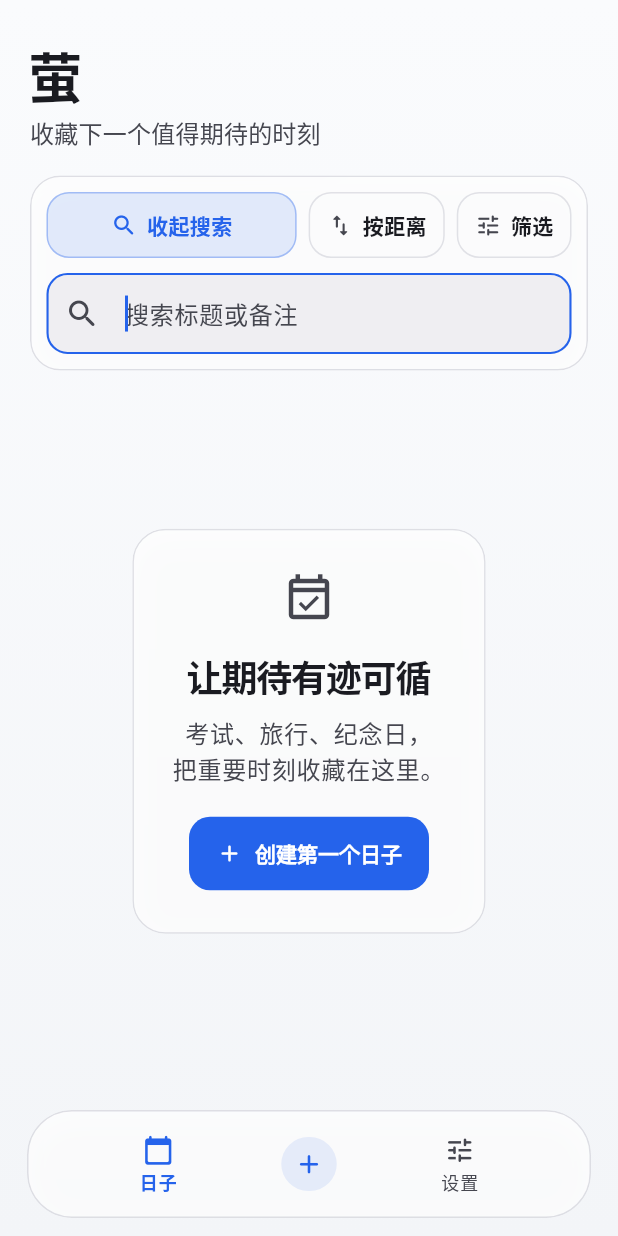
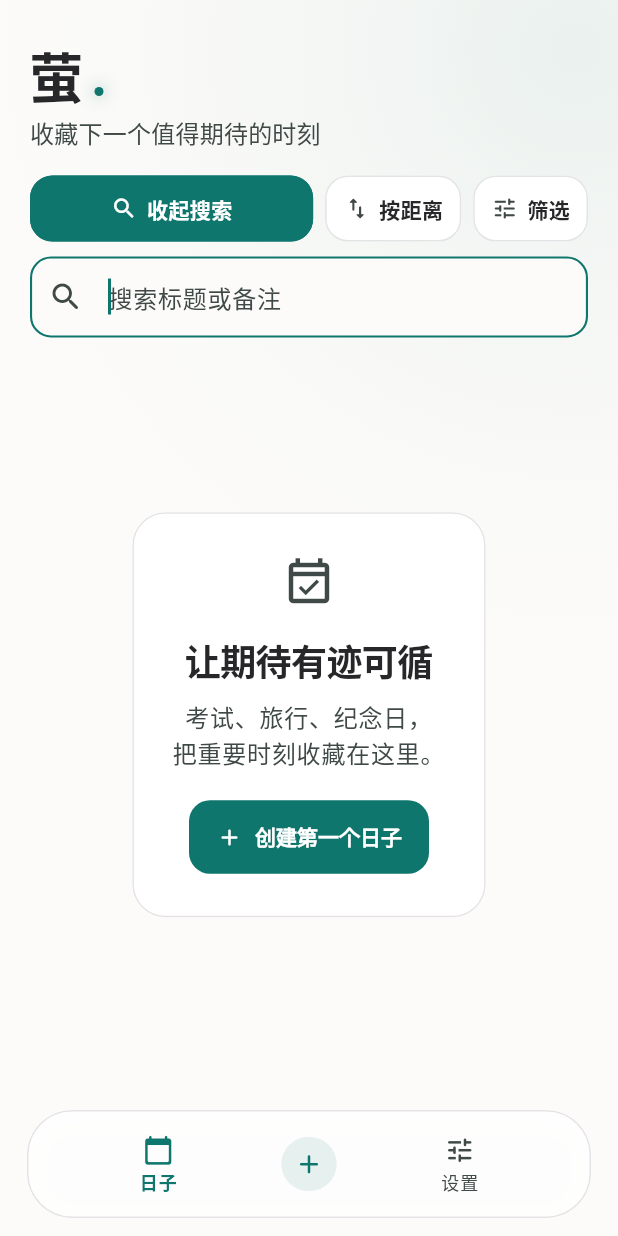
Before and after one commit to jiuxina/ying, a Flutter app: the screen it shows after launch, after a tap on "搜索事件", on a phone screen of 412 x 824 dp. Run offline on Flutter 3.47's test engine with Material 3 defaults, Android fonts, the phone set to English and light mode, and no system bars; our stand-ins replace flutter_local_notifications, flutter_riverpod, flutter_timezone, shared_preferences, timezone; missing offline and left inert: home_widget; Roboto replaces fonts that are missing (PingFang SC, SF Pro Display).

Commit message:
fix(ui): apply reference palette and flatter surfaces

```diff
--- a/lib/models/app_settings.dart
+++ b/lib/models/app_settings.dart
@@ -5,7 +5,7 @@ import 'event_sort_mode.dart';
 class AppSettings {
   const AppSettings({
     this.themeMode = ThemeMode.system,
-    this.widgetColor = 0xFF6750A4,
+    this.widgetColor = 0xFF0F766E,
     this.widgetFontScale = 1.0,
     this.widgetShowNote = true,
     this.widgetShowCategory = true,
@@ -62,7 +62,7 @@ class AppSettings {
         (mode) => mode.name == map['themeMode'],
         orElse: () => ThemeMode.system,
       ),
-      widgetColor: (map['widgetColor'] as int?) ?? 0xFF6750A4,
+      widgetColor: (map['widgetColor'] as int?) ?? 0xFF0F766E,
       widgetFontScale: (map['widgetFontScale'] as double?) ?? 1.0,
       widgetShowNote: (map['widgetShowNote'] as bool?) ?? true,
       widgetShowCategory: (map['widgetShowCategory'] as bool?) ?? true,
--- a/lib/ui/app_theme.dart
+++ b/lib/ui/app_theme.dart
@@ -8,19 +8,26 @@ class AppTheme {
 
   static ThemeData _build(Brightness brightness) {
     final dark = brightness == Brightness.dark;
+    final primary = dark ? const Color(0xFFBEF264) : const Color(0xFF0F766E);
+    final background = dark ? const Color(0xFF0F1115) : const Color(0xFFFCFBF9);
+    final surface = dark ? const Color(0xFF181A20) : Colors.white;
     final scheme = ColorScheme.fromSeed(
-      seedColor: GlassPalette.blue,
+      seedColor: primary,
       brightness: brightness,
-      primary: GlassPalette.blue,
-      surface: dark ? const Color(0xFF101114) : const Color(0xFFF7F7F8),
-      error: dark ? const Color(0xFFFFB4AB) : const Color(0xFFB42318),
+      primary: primary,
+      onPrimary: dark ? const Color(0xFF0F1115) : Colors.white,
+      surface: surface,
+      onSurface: dark ? const Color(0xFFF4F4F5) : const Color(0xFF27272A),
+      outline: dark ? const Color(0xFF3F424C) : const Color(0xFFD4D4D8),
+      outlineVariant: dark ? const Color(0xFF272A33) : const Color(0xFFE4E4E7),
+      error: dark ? const Color(0xFFEF4444) : const Color(0xFFDC2626),
     );
     final base = ThemeData(
       useMaterial3: true,
       brightness: brightness,
       colorScheme: scheme,
-      scaffoldBackgroundColor: Colors.transparent,
-      fontFamily: 'SF Pro Display',
+      scaffoldBackgroundColor: background,
+      fontFamily: 'PingFang SC',
       fontFamilyFallback: const [
         'PingFang SC',
         'Microsoft YaHei',
@@ -44,8 +51,8 @@ class AppTheme {
     return base.copyWith(
       textTheme: base.textTheme.copyWith(
         displaySmall: base.textTheme.displaySmall?.copyWith(
-          fontWeight: FontWeight.w700,
-          letterSpacing: -1.2,
+          fontWeight: FontWeight.w600,
+          letterSpacing: -0.8,
         ),
         headlineMedium: base.textTheme.headlineMedium?.copyWith(
           fontWeight: FontWeight.w700,
@@ -53,7 +60,7 @@ class AppTheme {
           height: 1.18,
         ),
         titleLarge: base.textTheme.titleLarge?.copyWith(
-          fontWeight: FontWeight.w700,
+          fontWeight: FontWeight.w600,
           letterSpacing: -0.3,
           height: 1.28,
         ),
@@ -74,9 +81,7 @@ class AppTheme {
       dividerColor: scheme.outlineVariant.withValues(alpha: 0.55),
       inputDecorationTheme: InputDecorationTheme(
         filled: true,
-        fillColor: scheme.surfaceContainerHighest.withValues(
-          alpha: dark ? 0.30 : 0.52,
-        ),
+        fillColor: background,
         contentPadding: const EdgeInsets.symmetric(
           horizontal: 16,
           vertical: 15,
@@ -86,13 +91,11 @@ class AppTheme {
         suffixIconColor: scheme.onSurfaceVariant,
         border: OutlineInputBorder(
           borderRadius: BorderRadius.circular(14),
-          borderSide: BorderSide.none,
+          borderSide: BorderSide(color: scheme.outlineVariant),
         ),
         enabledBorder: OutlineInputBorder(
           borderRadius: BorderRadius.circular(14),
-          borderSide: BorderSide(
-            color: scheme.outlineVariant.withValues(alpha: 0.60),
-          ),
+          borderSide: BorderSide(color: scheme.outlineVariant),
         ),
         focusedBorder: OutlineInputBorder(
           borderRadius: BorderRadius.circular(14),
@@ -133,13 +136,13 @@ class AppTheme {
         ),
       ),
       chipTheme: base.chipTheme.copyWith(
-        backgroundColor: Colors.transparent,
-        selectedColor: scheme.primary.withValues(alpha: 0.10),
+        backgroundColor: background,
+        selectedColor: scheme.primary,
         side: BorderSide(color: scheme.outlineVariant),
         shape: RoundedRectangleBorder(borderRadius: BorderRadius.circular(12)),
         labelStyle: TextStyle(color: scheme.onSurfaceVariant),
         secondaryLabelStyle: TextStyle(
-          color: scheme.primary,
+          color: scheme.onPrimary,
           fontWeight: FontWeight.w600,
         ),
         padding: const EdgeInsets.symmetric(horizontal: 4, vertical: 2),
@@ -163,14 +166,14 @@ class AppTheme {
         ),
       ),
       popupMenuTheme: PopupMenuThemeData(
-        color: dark ? const Color(0xFF202227) : Colors.white,
-        elevation: 8,
+        color: surface,
+        elevation: 4,
         shape: RoundedRectangleBorder(borderRadius: BorderRadius.circular(16)),
       ),
       dialogTheme: DialogThemeData(
-        backgroundColor: dark ? const Color(0xFF1B1D22) : Colors.white,
-        elevation: 12,
-        shape: RoundedRectangleBorder(borderRadius: BorderRadius.circular(22)),
+        backgroundColor: surface,
+        elevation: 8,
+        shape: RoundedRectangleBorder(borderRadius: BorderRadius.circular(24)),
       ),
       snackBarTheme: SnackBarThemeData(
         behavior: SnackBarBehavior.floating,
--- a/lib/ui/event_filter_bar.dart
+++ b/lib/ui/event_filter_bar.dart
@@ -41,10 +41,7 @@ class EventFilterBar extends StatelessWidget {
   @override
   Widget build(BuildContext context) {
     final scheme = Theme.of(context).colorScheme;
-    return GlassSurface(
-      radius: 20,
-      padding: const EdgeInsets.all(10),
-      child: Column(
+    return Column(
       children: [
         Row(
           children: [
@@ -65,19 +62,14 @@ class EventFilterBar extends StatelessWidget {
             const SizedBox(width: 8),
             _FilterButton(
               icon: Icons.tune_rounded,
-                label: incompleteOnly || selectedCategory != null
-                    ? '筛选中'
-                    : '筛选',
+              label: incompleteOnly || selectedCategory != null ? '筛选中' : '筛选',
               selected: incompleteOnly || selectedCategory != null,
               onTap: () => _showFilterSheet(context),
             ),
           ],
         ),
         AnimatedSize(
-            duration: motionDuration(
-              context,
-              const Duration(milliseconds: 220),
-            ),
+          duration: motionDuration(context, const Duration(milliseconds: 220)),
           curve: Curves.easeOutCubic,
           child: searchExpanded
               ? Padding(
@@ -134,7 +126,6 @@ class EventFilterBar extends StatelessWidget {
           ),
         ],
       ],
-      ),
     );
   }
 
@@ -199,9 +190,7 @@ class _FilterButton extends StatelessWidget {
       selected: selected,
       label: label,
       child: Material(
-        color: selected
-            ? scheme.primary.withValues(alpha: 0.12)
-            : Colors.transparent,
+        color: selected ? scheme.primary : scheme.surface,
         borderRadius: BorderRadius.circular(15),
         child: InkWell(
           onTap: onTap,
@@ -215,9 +204,7 @@ class _FilterButton extends StatelessWidget {
               decoration: BoxDecoration(
                 borderRadius: BorderRadius.circular(15),
                 border: Border.all(
-                  color: selected
-                      ? scheme.primary.withValues(alpha: 0.34)
-                      : scheme.outlineVariant.withValues(alpha: 0.50),
+                  color: selected ? scheme.primary : scheme.outlineVariant,
                 ),
               ),
               child: Row(
@@ -226,7 +213,9 @@ class _FilterButton extends StatelessWidget {
                   Icon(
                     icon,
                     size: 18,
-                    color: selected ? scheme.primary : scheme.onSurfaceVariant,
+                    color: selected
+                        ? scheme.onPrimary
+                        : scheme.onSurfaceVariant,
                   ),
                   const SizedBox(width: 6),
                   Flexible(
@@ -234,7 +223,7 @@ class _FilterButton extends StatelessWidget {
                       label,
                       overflow: TextOverflow.ellipsis,
                       style: TextStyle(
-                        color: selected ? scheme.primary : scheme.onSurface,
+                        color: selected ? scheme.onPrimary : scheme.onSurface,
                         fontWeight: FontWeight.w600,
                       ),
                     ),
@@ -274,20 +263,18 @@ class _CategoryChip extends StatelessWidget {
           padding: const EdgeInsets.symmetric(horizontal: 14, vertical: 7),
           decoration: BoxDecoration(
             color: selected
-                ? scheme.primary.withValues(alpha: 0.12)
-                : Colors.transparent,
+                ? scheme.primary
+                : Theme.of(context).scaffoldBackgroundColor,
             borderRadius: BorderRadius.circular(999),
             border: Border.all(
-              color: selected
-                  ? scheme.primary.withValues(alpha: 0.34)
-                  : scheme.outlineVariant.withValues(alpha: 0.55),
+              color: selected ? scheme.primary : scheme.outlineVariant,
             ),
           ),
           child: Text(
             label,
             style: TextStyle(
-              color: selected ? scheme.primary : scheme.onSurfaceVariant,
-              fontWeight: selected ? FontWeight.w700 : FontWeight.w500,
+              color: selected ? scheme.onPrimary : scheme.onSurfaceVariant,
+              fontWeight: selected ? FontWeight.w600 : FontWeight.w500,
             ),
           ),
         ),
--- a/lib/ui/event_form_sheet.dart
+++ b/lib/ui/event_form_sheet.dart
@@ -108,8 +108,8 @@ class _EventFormSheetState extends ConsumerState<EventFormSheet> {
                               Text(
                                 widget.event == null ? '新建日子' : '编辑日子',
                                 style: theme.textTheme.headlineSmall?.copyWith(
-                                  fontWeight: FontWeight.w800,
-                                  letterSpacing: -0.8,
+                                  fontWeight: FontWeight.w600,
+                                  letterSpacing: -0.4,
                                 ),
                               ),
                               const SizedBox(height: 2),
--- a/lib/ui/glass_ui.dart
+++ b/lib/ui/glass_ui.dart
@@ -66,12 +66,13 @@ bool reduceMotionOf(BuildContext context) {
 Duration motionDuration(BuildContext context, Duration duration) =>
     reduceMotionOf(context) ? Duration.zero : duration;
 
-/// A deliberately small palette. Blue is the only product accent; the
-/// remaining colors are reserved for content that carries real semantics.
+/// A deliberately small palette derived from the reference prototype.
+/// Teal leads the light theme while firefly green leads the dark theme.
 class GlassPalette {
   const GlassPalette._();
 
-  static const blue = Color(0xFF2563EB);
+  static const blue = Color(0xFF0F766E);
+  static const firefly = Color(0xFFBEF264);
   static const indigo = Color(0xFF4F46E5);
   static const purple = Color(0xFF7C3AED);
   static const mint = Color(0xFF16A085);
@@ -90,15 +91,15 @@ class LiquidBackground extends StatelessWidget {
     final reduceTransparency = reduceTransparencyOf(context);
     return DecoratedBox(
       decoration: BoxDecoration(
-        color: dark ? const Color(0xFF101114) : const Color(0xFFF7F7F8),
+        color: dark ? const Color(0xFF0F1115) : const Color(0xFFFCFBF9),
         gradient: reduceTransparency
             ? null
-            : LinearGradient(
-                begin: Alignment.topCenter,
-                end: Alignment.bottomCenter,
+            : RadialGradient(
+                center: const Alignment(0.86, -0.92),
+                radius: 1.15,
                 colors: dark
-                    ? const [Color(0xFF111318), Color(0xFF0D0F12)]
-                    : const [Color(0xFFFAFBFD), Color(0xFFF3F5F8)],
+                    ? const [Color(0x182B3A26), Color(0x00101115)]
+                    : const [Color(0x140F766E), Color(0x00FCFBF9)],
               ),
       ),
       child: child,
@@ -115,6 +116,7 @@ class GlassSurface extends StatelessWidget {
     this.onTap,
     this.opacity,
     this.borderOpacity,
+    this.glass = false,
   });
 
   final Widget child;
@@ -123,6 +125,7 @@ class GlassSurface extends StatelessWidget {
   final VoidCallback? onTap;
   final double? opacity;
   final double? borderOpacity;
+  final bool glass;
 
   @override
   Widget build(BuildContext context) {
@@ -130,25 +133,24 @@ class GlassSurface extends StatelessWidget {
     final dark = theme.brightness == Brightness.dark;
     final reduceTransparency = reduceTransparencyOf(context);
     final borderRadius = BorderRadius.circular(radius);
+    final baseColor = dark ? const Color(0xFF181A20) : Colors.white;
     final container = Container(
       padding: padding,
       decoration: BoxDecoration(
-        color: reduceTransparency
-            ? (dark ? const Color(0xFF1B1D22) : Colors.white)
-            : (dark
-                  ? const Color(0xFF1A1C21).withValues(alpha: opacity ?? 0.82)
-                  : Colors.white.withValues(alpha: opacity ?? 0.76)),
+        color: glass && !reduceTransparency
+            ? baseColor.withValues(alpha: opacity ?? 0.88)
+            : baseColor,
         borderRadius: borderRadius,
         border: Border.all(
           color: theme.colorScheme.outlineVariant.withValues(
-            alpha: borderOpacity ?? (dark ? 0.34 : 0.55),
+            alpha: borderOpacity ?? 1,
           ),
         ),
         boxShadow: [
           BoxShadow(
-            color: Colors.black.withValues(alpha: dark ? 0.18 : 0.045),
-            blurRadius: 18,
-            offset: const Offset(0, 6),
+            color: Colors.black.withValues(alpha: dark ? 0.14 : 0.035),
+            blurRadius: 12,
+            offset: const Offset(0, 4),
           ),
         ],
       ),
@@ -156,10 +158,10 @@ class GlassSurface extends StatelessWidget {
     );
     final surface = ClipRRect(
       borderRadius: borderRadius,
-      child: reduceTransparency
+      child: reduceTransparency || !glass
           ? container
           : BackdropFilter(
-              filter: ImageFilter.blur(sigmaX: 16, sigmaY: 16),
+              filter: ImageFilter.blur(sigmaX: 12, sigmaY: 12),
               child: container,
             ),
     );
--- a/lib/ui/home_page.dart
+++ b/lib/ui/home_page.dart
@@ -359,6 +359,7 @@ class _UndoBanner extends StatelessWidget {
     return GlassSurface(
       radius: 24,
       opacity: Theme.of(context).brightness == Brightness.dark ? 0.18 : 0.82,
+      glass: true,
       padding: const EdgeInsets.fromLTRB(18, 10, 10, 10),
       child: Row(
         children: [
@@ -400,12 +401,34 @@ class _HeroHeader extends StatelessWidget {
           child: Column(
             crossAxisAlignment: CrossAxisAlignment.start,
             children: [
-              Text(
-                '萤',
-                style: Theme.of(context).textTheme.displaySmall?.copyWith(
-                  fontWeight: FontWeight.w800,
-                  letterSpacing: -2.2,
-                ),
+              Row(
+                crossAxisAlignment: CrossAxisAlignment.end,
+                children: [
+                  Text(
+                    '萤',
+                    style: Theme.of(context).textTheme.displaySmall?.copyWith(
+                      fontWeight: FontWeight.w600,
+                      letterSpacing: -1,
+                    ),
+                  ),
+                  Container(
+                    width: 6,
+                    height: 6,
+                    margin: const EdgeInsets.only(left: 8, bottom: 8),
+                    decoration: BoxDecoration(
+                      color: Theme.of(context).colorScheme.primary,
+                      shape: BoxShape.circle,
+                      boxShadow: [
+                        BoxShadow(
+                          color: Theme.of(
+                            context,
+                          ).colorScheme.primary.withValues(alpha: 0.55),
+                          blurRadius: 8,
+                        ),
+                      ],
+                    ),
+                  ),
+                ],
               ),
               const SizedBox(height: 5),
               Text(
@@ -454,8 +477,8 @@ class _EmptyState extends StatelessWidget {
               Text(
                 '让期待有迹可循',
                 style: Theme.of(context).textTheme.headlineSmall?.copyWith(
-                  fontWeight: FontWeight.w800,
-                  letterSpacing: -0.8,
+                  fontWeight: FontWeight.w600,
+                  letterSpacing: -0.4,
                 ),
               ),
               const SizedBox(height: 9),
@@ -535,6 +558,8 @@ class _GlassTabBar extends StatelessWidget {
       minimum: const EdgeInsets.fromLTRB(18, 0, 18, 12),
       child: GlassSurface(
         radius: 30,
+        glass: true,
+        opacity: 0.88,
         padding: const EdgeInsets.symmetric(horizontal: 10),
         child: SizedBox(
           height: 70,
@@ -589,7 +614,7 @@ class _TabButton extends StatelessWidget {
   @override
   Widget build(BuildContext context) {
     final color = selected
-        ? GlassPalette.blue
+        ? Theme.of(context).colorScheme.primary
         : Theme.of(context).colorScheme.onSurfaceVariant;
     return InkWell(
       onTap: onTap,
@@ -627,6 +652,8 @@ class _GlassRail extends StatelessWidget {
   Widget build(BuildContext context) {
     return GlassSurface(
       radius: 32,
+      glass: true,
+      opacity: 0.88,
       padding: const EdgeInsets.symmetric(horizontal: 11, vertical: 16),
       child: SizedBox(
         width: 72,
--- a/lib/ui/settings_page.dart
+++ b/lib/ui/settings_page.dart
@@ -33,13 +33,13 @@ class SettingsPage extends ConsumerWidget {
         Text(
           '设置',
           style: Theme.of(context).textTheme.displaySmall?.copyWith(
-            fontWeight: FontWeight.w800,
-            letterSpacing: -2.1,
+            fontWeight: FontWeight.w600,
+            letterSpacing: -0.8,
           ),
         ),
         const SizedBox(height: 5),
         Text(
-          '让 萤 更像你。',
+          '让萤更像你。',
           style: Theme.of(context).textTheme.titleMedium?.copyWith(
             color: Theme.of(context).colorScheme.onSurfaceVariant,
           ),
@@ -208,7 +208,14 @@ class _ThemePicker extends StatelessWidget {
 
   @override
   Widget build(BuildContext context) {
-    return Row(
+    return DecoratedBox(
+      decoration: BoxDecoration(
+        color: Theme.of(context).scaffoldBackgroundColor,
+        borderRadius: BorderRadius.circular(16),
+      ),
+      child: Padding(
+        padding: const EdgeInsets.all(4),
+        child: Row(
           children: [
             _ThemeOption(
               icon: Icons.auto_awesome_rounded,
@@ -216,14 +223,12 @@ class _ThemePicker extends StatelessWidget {
               selected: value == ThemeMode.system,
               onTap: () => onChanged(ThemeMode.system),
             ),
-        const SizedBox(width: 10),
             _ThemeOption(
               icon: Icons.light_mode_rounded,
               label: '浅色',
               selected: value == ThemeMode.light,
               onTap: () => onChanged(ThemeMode.light),
             ),
-        const SizedBox(width: 10),
             _ThemeOption(
               icon: Icons.dark_mode_rounded,
               label: '深色',
@@ -231,6 +236,8 @@ class _ThemePicker extends StatelessWidget {
               onTap: () => onChanged(ThemeMode.dark),
             ),
           ],
+        ),
+      ),
     );
   }
 }
@@ -266,38 +273,41 @@ class _ThemeOption extends StatelessWidget {
                 context,
                 const Duration(milliseconds: 180),
               ),
-              constraints: const BoxConstraints(minHeight: 52),
-              padding: const EdgeInsets.symmetric(vertical: 10),
+              constraints: const BoxConstraints(minHeight: 44),
+              padding: const EdgeInsets.symmetric(horizontal: 6, vertical: 8),
               decoration: BoxDecoration(
-                color: selected
-                    ? scheme.primary.withValues(alpha: 0.10)
-                    : Colors.transparent,
-                borderRadius: BorderRadius.circular(14),
-                border: Border.all(
-                  width: selected ? 1.6 : 1,
-                  color: selected ? scheme.primary : scheme.outlineVariant,
+                color: selected ? scheme.surface : Colors.transparent,
+                borderRadius: BorderRadius.circular(10),
+                boxShadow: selected
+                    ? [
+                        BoxShadow(
+                          color: Colors.black.withValues(alpha: 0.06),
+                          blurRadius: 4,
+                          offset: const Offset(0, 1),
                         ),
+                      ]
+                    : null,
               ),
               // 外层 Semantics 已提供完整 label，排除内部文字避免重复播报。
               child: ExcludeSemantics(
-                child: Column(
+                child: Row(
                   mainAxisAlignment: MainAxisAlignment.center,
                   children: [
                     Icon(
                       icon,
                       color: selected
-                          ? scheme.primary
+                          ? scheme.onSurface
                           : scheme.onSurfaceVariant,
-                      size: 18,
+                      size: 16,
                     ),
-                    const SizedBox(height: 5),
+                    const SizedBox(width: 5),
                     Text(
                       label,
                       style: Theme.of(context).textTheme.labelLarge?.copyWith(
                         color: selected
-                            ? scheme.primary
+                            ? scheme.onSurface
                             : scheme.onSurfaceVariant,
-                        fontWeight: FontWeight.w700,
+                        fontWeight: FontWeight.w600,
                       ),
                     ),
                   ],
```
Also changed, not shown: lib/ui/event_card.dart (+23 -12 lines), lib/ui/event_detail_page.dart (+35 -28 lines), 1 other file. Lines whose indentation alone changed are shown as unchanged.
